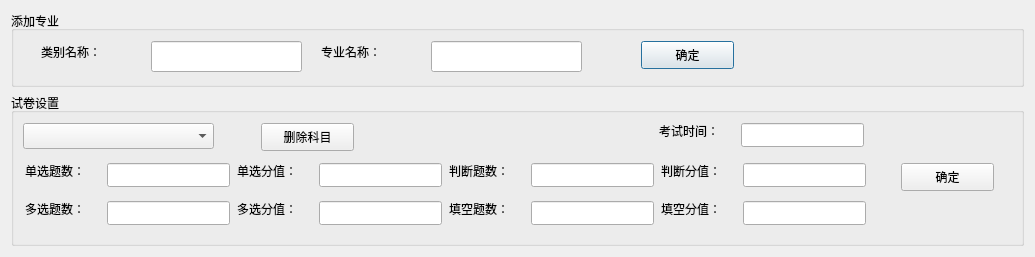
Above: views/addcourseview.ui from janonoly/exampc before the change. Below: the same form after it.
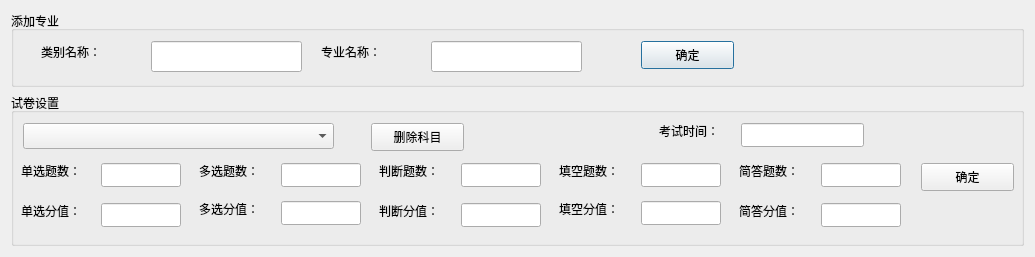
That is the form after the change.

Diff of the .ui file:
```diff
--- a/views/addcourseview.ui
+++ b/views/addcourseview.ui
@@ -112,7 +112,7 @@
      <widget class="QLabel" name="label">
       <property name="geometry">
        <rect>
-        <x>14</x>
+        <x>10</x>
         <y>70</y>
         <width>75</width>
         <height>16</height>
@@ -125,9 +125,9 @@
      <widget class="QLineEdit" name="lineEdit_2">
       <property name="geometry">
        <rect>
-        <x>96</x>
+        <x>90</x>
         <y>70</y>
-        <width>123</width>
+        <width>80</width>
         <height>24</height>
        </rect>
       </property>
@@ -135,8 +135,8 @@
      <widget class="QLabel" name="label_2">
       <property name="geometry">
        <rect>
-        <x>226</x>
-        <y>70</y>
+        <x>10</x>
+        <y>110</y>
         <width>75</width>
         <height>16</height>
        </rect>
@@ -148,9 +148,9 @@
      <widget class="QLineEdit" name="lineEdit_3">
       <property name="geometry">
        <rect>
-        <x>308</x>
-        <y>70</y>
-        <width>123</width>
+        <x>90</x>
+        <y>110</y>
+        <width>80</width>
         <height>24</height>
        </rect>
       </property>
@@ -158,7 +158,7 @@
      <widget class="QLabel" name="label_5">
       <property name="geometry">
        <rect>
-        <x>438</x>
+        <x>368</x>
         <y>70</y>
         <width>75</width>
         <height>16</height>
@@ -171,9 +171,9 @@
      <widget class="QLineEdit" name="lineEdit_8">
       <property name="geometry">
        <rect>
-        <x>520</x>
+        <x>450</x>
         <y>70</y>
-        <width>123</width>
+        <width>80</width>
         <height>24</height>
        </rect>
       </property>
@@ -184,8 +184,8 @@
      <widget class="QLabel" name="label_8">
       <property name="geometry">
        <rect>
-        <x>650</x>
-        <y>70</y>
+        <x>368</x>
+        <y>110</y>
         <width>75</width>
         <height>16</height>
        </rect>
@@ -197,9 +197,9 @@
      <widget class="QLineEdit" name="lineEdit_7">
       <property name="geometry">
        <rect>
-        <x>732</x>
-        <y>70</y>
-        <width>123</width>
+        <x>450</x>
+        <y>110</y>
+        <width>80</width>
         <height>24</height>
        </rect>
       </property>
@@ -209,7 +209,7 @@
        <rect>
         <x>12</x>
         <y>30</y>
-        <width>191</width>
+        <width>311</width>
         <height>26</height>
        </rect>
       </property>
@@ -222,7 +222,7 @@
      <widget class="QPushButton" name="pushButton_2">
       <property name="geometry">
        <rect>
-        <x>890</x>
+        <x>910</x>
         <y>70</y>
         <width>93</width>
         <height>28</height>
@@ -235,8 +235,8 @@
      <widget class="QLabel" name="label_3">
       <property name="geometry">
        <rect>
-        <x>14</x>
-        <y>108</y>
+        <x>188</x>
+        <y>70</y>
         <width>75</width>
         <height>16</height>
        </rect>
@@ -248,9 +248,9 @@
      <widget class="QLineEdit" name="lineEdit_5">
       <property name="geometry">
        <rect>
-        <x>96</x>
-        <y>108</y>
-        <width>123</width>
+        <x>270</x>
+        <y>70</y>
+        <width>80</width>
         <height>24</height>
        </rect>
       </property>
@@ -258,7 +258,7 @@
      <widget class="QLabel" name="label_4">
       <property name="geometry">
        <rect>
-        <x>226</x>
+        <x>188</x>
         <y>108</y>
         <width>75</width>
         <height>16</height>
@@ -271,9 +271,9 @@
      <widget class="QLineEdit" name="lineEdit_4">
       <property name="geometry">
        <rect>
-        <x>308</x>
+        <x>270</x>
         <y>108</y>
-        <width>123</width>
+        <width>80</width>
         <height>24</height>
        </rect>
       </property>
@@ -281,8 +281,8 @@
      <widget class="QLabel" name="label_7">
       <property name="geometry">
        <rect>
-        <x>438</x>
-        <y>108</y>
+        <x>548</x>
+        <y>70</y>
         <width>75</width>
         <height>16</height>
        </rect>
@@ -294,9 +294,9 @@
      <widget class="QLineEdit" name="lineEdit_6">
       <property name="geometry">
        <rect>
-        <x>520</x>
-        <y>108</y>
-        <width>123</width>
+        <x>630</x>
+        <y>70</y>
+        <width>80</width>
         <height>24</height>
        </rect>
       </property>
@@ -304,7 +304,7 @@
      <widget class="QLabel" name="label_6">
       <property name="geometry">
        <rect>
-        <x>650</x>
+        <x>548</x>
         <y>108</y>
         <width>75</width>
         <height>16</height>
@@ -317,9 +317,9 @@
      <widget class="QLineEdit" name="lineEdit_9">
       <property name="geometry">
        <rect>
-        <x>732</x>
+        <x>630</x>
         <y>108</y>
-        <width>123</width>
+        <width>80</width>
         <height>24</height>
        </rect>
       </property>
@@ -327,7 +327,7 @@
      <widget class="QPushButton" name="pushButton_3">
       <property name="geometry">
        <rect>
-        <x>250</x>
+        <x>360</x>
         <y>30</y>
         <width>93</width>
         <height>28</height>
@@ -360,6 +360,52 @@
        </rect>
       </property>
      </widget>
+     <widget class="QLabel" name="label_12">
+      <property name="geometry">
+       <rect>
+        <x>728</x>
+        <y>70</y>
+        <width>75</width>
+        <height>16</height>
+       </rect>
+      </property>
+      <property name="text">
+       <string>简答题数：</string>
+      </property>
+     </widget>
+     <widget class="QLineEdit" name="lineEdit_12">
+      <property name="geometry">
+       <rect>
+        <x>810</x>
+        <y>70</y>
+        <width>80</width>
+        <height>24</height>
+       </rect>
+      </property>
+     </widget>
+     <widget class="QLineEdit" name="lineEdit_13">
+      <property name="geometry">
+       <rect>
+        <x>810</x>
+        <y>110</y>
+        <width>80</width>
+        <height>24</height>
+       </rect>
+      </property>
+     </widget>
+     <widget class="QLabel" name="label_13">
+      <property name="geometry">
+       <rect>
+        <x>728</x>
+        <y>110</y>
+        <width>75</width>
+        <height>16</height>
+       </rect>
+      </property>
+      <property name="text">
+       <string>简答分值：</string>
+      </property>
+     </widget>
     </widget>
    </item>
   </layout>
```
